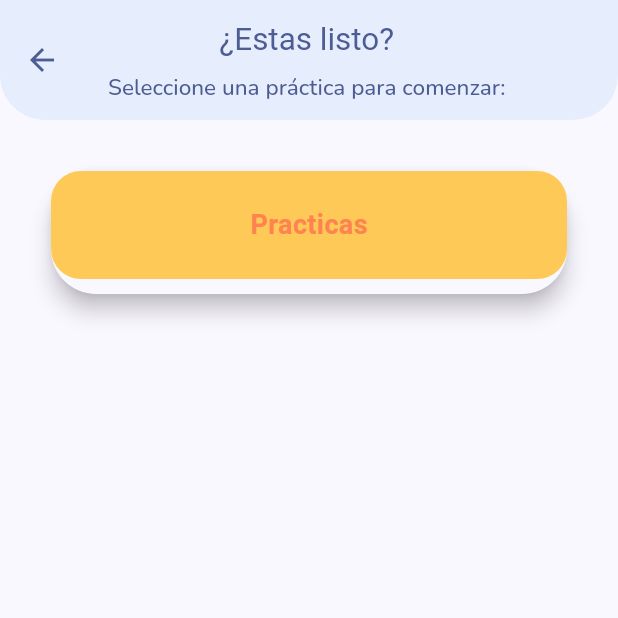
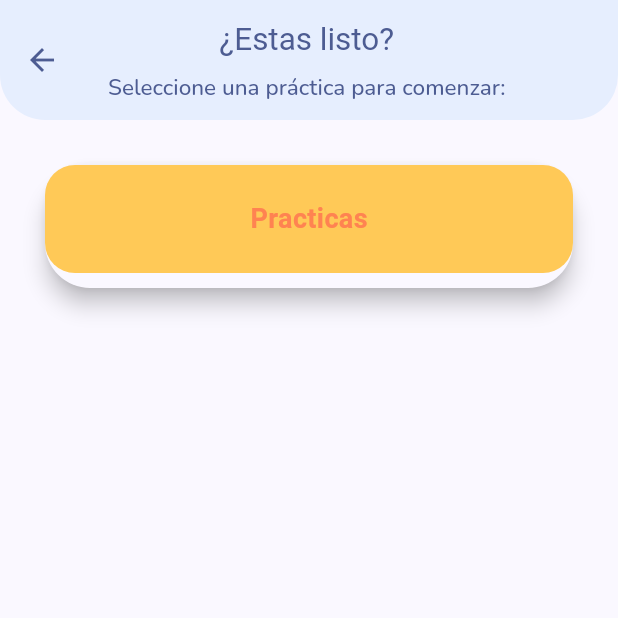
Before and after one commit to SpeakApp-UNLaM/speakapp-frontend, a Flutter app: the ChoiceExerciseScreen screen opened directly with empty values, on a phone screen of 412 x 824 dp, the top half of it. Run offline on Flutter 3.47's test engine with Material 2 defaults, Android fonts, the phone set to English and light mode, and no system bars; our stand-ins replace curved_navigation_bar, dio, flutter_native_splash, flutter_tts, fluttertoast, formz and 7 more; missing offline and left inert: flutter_sound; accounts and stored records are empty; Roboto replaces fonts that are missing (IkkaRounded).

```diff
--- a/lib/presentations/widgets/card_practice.dart
+++ b/lib/presentations/widgets/card_practice.dart
@@ -26,12 +26,9 @@ class CardPractice extends StatelessWidget {
           .putIfAbsent(categoryModel.level, () => [])
           .add(categoryModel.category);
     }
-    return Container(
-      width: MediaQuery.of(context)
-          .size
-          .width, // Ocupa todo el ancho de la pantalla
-      margin: const EdgeInsets.all(30.0),
+    return SingleChildScrollView(
       child: Card(
+        margin: const EdgeInsets.all(30.0),
         color: Theme.of(context).cardColor,
         shape: RoundedRectangleBorder(borderRadius: BorderRadius.circular(30)),
         elevation: 6,
@@ -58,6 +55,7 @@ class CardPractice extends StatelessWidget {
             ListView.builder(
               shrinkWrap: true,
               itemCount: categories.length,
+              physics: const NeverScrollableScrollPhysics(),
               itemBuilder: (context, index) {
                 int desafio = index + 1;
                 int nivel = categories.elementAt(index).level;
```
